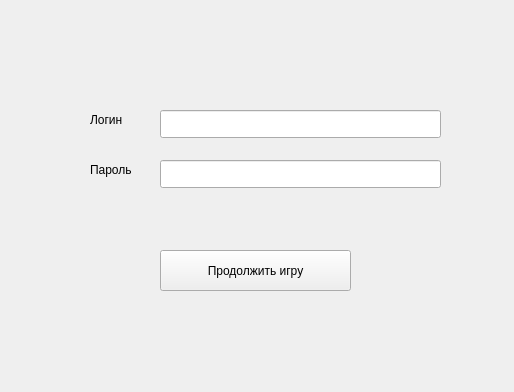
The window that loadgamewindow.ui (Saham9tka/for_bots) describes before a commit, drawn with Qt 5.
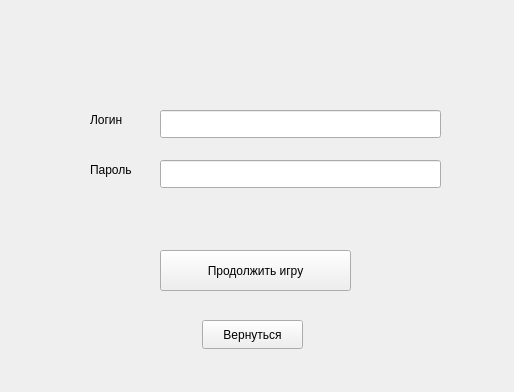
The same window after the commit.

```diff
--- a/loadgamewindow.ui
+++ b/loadgamewindow.ui
@@ -82,6 +82,19 @@
     <string>Продолжить игру</string>
    </property>
   </widget>
+  <widget class="QPushButton" name="backToMenuButton">
+   <property name="geometry">
+    <rect>
+     <x>202</x>
+     <y>320</y>
+     <width>101</width>
+     <height>29</height>
+    </rect>
+   </property>
+   <property name="text">
+    <string>Вернуться</string>
+   </property>
+  </widget>
  </widget>
  <resources/>
  <connections/>
```
